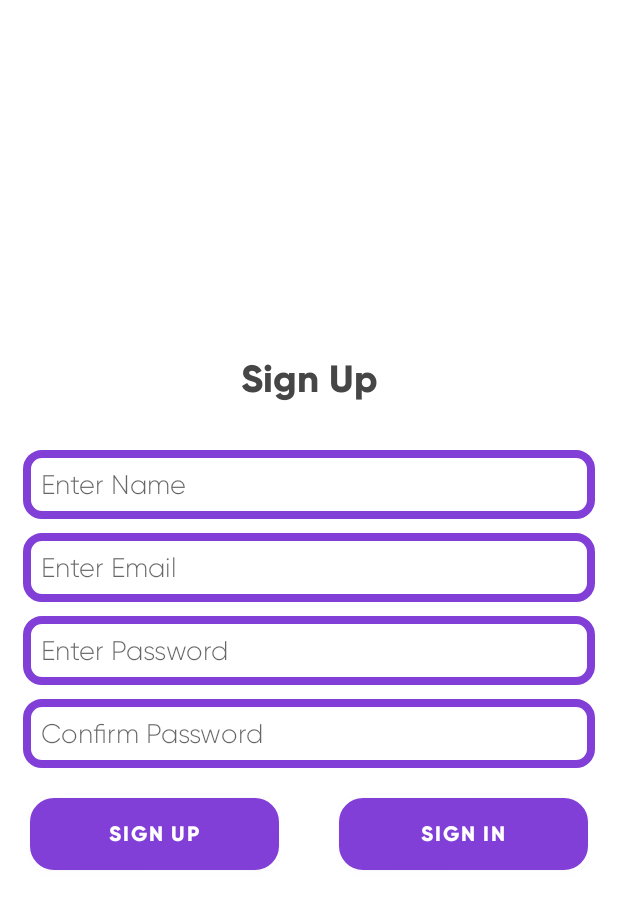
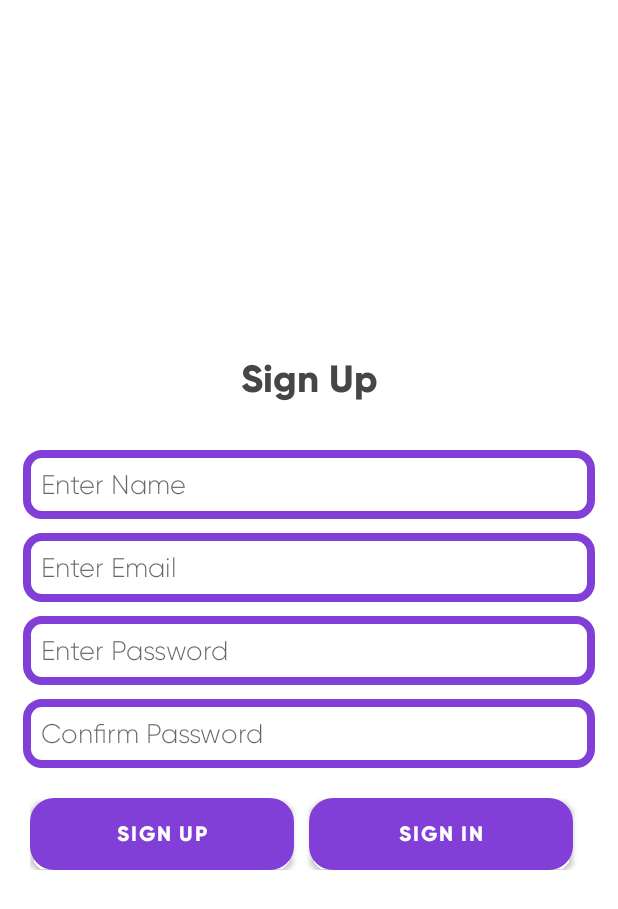
Before and after one commit to prodeveloper03/firechat, an Android app: the screen it shows after launch (SignUpActivity), on a phone screen of 412 x 824 dp. Shown: the top 909 px of the screen. Run offline under Robolectric (Android 15) with nearby library versions, the phone set to English and light mode, and no system bars.

Commit message:
sign up layout updated

```diff
--- a/app/src/main/res/layout/activity_sign_up.xml
+++ b/app/src/main/res/layout/activity_sign_up.xml
@@ -80,14 +80,15 @@
     <LinearLayout
         android:layout_width="match_parent"
         android:layout_height="wrap_content"
-        android:orientation="horizontal">
+        android:orientation="horizontal"
+        android:layout_margin="20dp">
 
         <Button
             android:id="@+id/btn_sign_up"
             android:layout_width="match_parent"
             android:layout_height="wrap_content"
             android:layout_weight="1"
-            android:layout_margin="20dp"
+            android:layout_marginEnd="10dp"
             android:text="@string/label_sign_up"
             android:fontFamily="@font/gilroy_bold"
             android:background="@drawable/editsignup_btn_bg"/>
@@ -96,22 +97,13 @@
             android:layout_width="match_parent"
             android:layout_height="wrap_content"
             android:layout_weight="1"
-            android:layout_margin="20dp"
+            android:layout_marginEnd="10dp"
             android:text="@string/label_sign_in"
             android:fontFamily="@font/gilroy_bold"
             android:background="@drawable/editsignup_btn_bg"/>
 
 
     </LinearLayout>
-
-
-
-
-
-
-
-
-
-
+c
 
 </LinearLayout>
```
